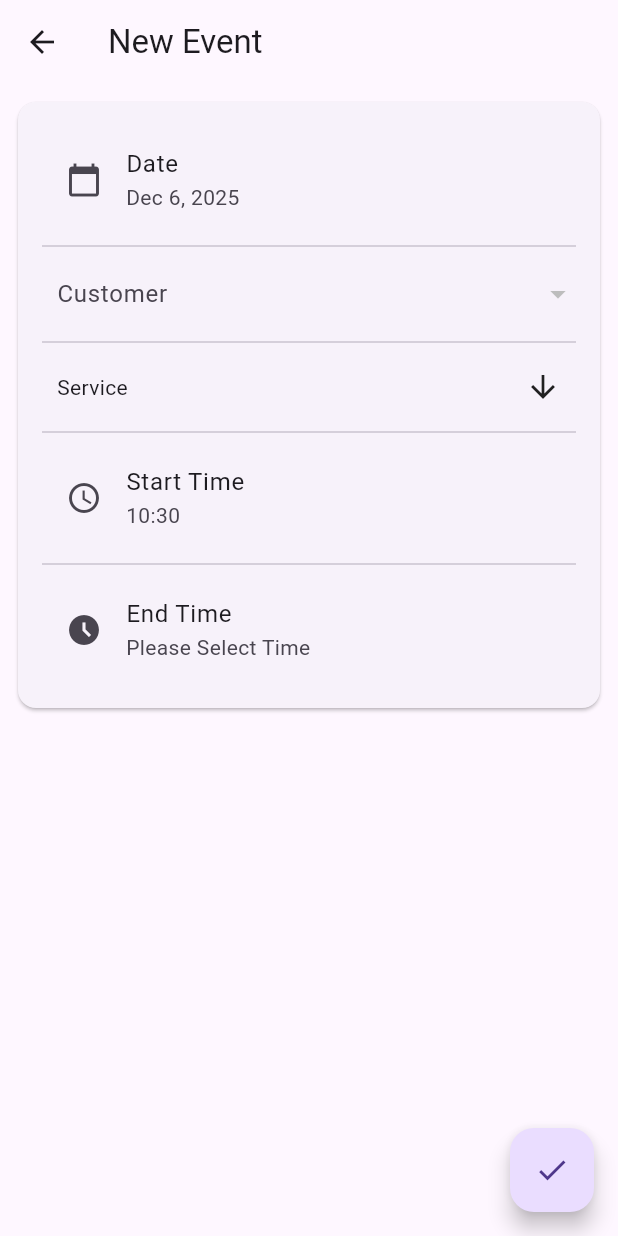
After one commit to mattpat48/ClientManager, a Flutter app: the screen it shows after launch, after a tap on the "add" icon, on a phone screen of 412 x 824 dp. The commit adds this screen. Run offline on Flutter 3.47's test engine with Material 3 defaults, Android fonts, the phone set to English and light mode, and no system bars; drawn by our look-alikes of multi_select_flutter; our stand-ins replace shared_preferences, table_calendar.

Commit message:
aggiunto slavataggio e creazione di eventi, modificati alcuni providers

```diff
--- a/lib/home_screen.dart
+++ b/lib/home_screen.dart
@@ -39,7 +39,7 @@ class _HomeScreenState extends State<HomeScreen> {
 			),
 			BottomNavigationBarItem(
 				icon: Icon(Icons.people),
-				label: AppLocalizations.of(context)!.clientsName,
+				label: AppLocalizations.of(context)!.customersName,
 			),
 			BottomNavigationBarItem(
 				icon: Icon(Icons.settings),
--- a/lib/l10n/app_en.arb
+++ b/lib/l10n/app_en.arb
@@ -2,12 +2,26 @@
     "helloWorld": "Hello World!",
 
     "calendarName": "Calendar",
-    "clientsName": "Clients",
+    "customersName": "Customers",
     "settingsName": "Settings",
 
-    "noClientsMessage": "No clients found. Add a new one!",
+    "noCustomersMessage": "No customers found. Add a new one!",
     "noPhoneNumberMessage": "No phone number",
-    "newClientNamePlacheholder": "New Client",
+    "newCustomerNamePlacheholder": "New Customer",
+
+    "customer": "Customer",
+    "pleaseSelectCustomer": "Please select a customer",
+
+    "service": "Service",
+    "pleaseSelectService": "Please select a service",
+
+    "date": "Date",
+    "pleaseSelectDate": "Please select a date",
+
+    "startTime": "Start Time",
+    "endTime": "End Time",
+    "pleaseSelectTime": "Please Select Time",
+    "endTimeAfterStartTimeError": "End time must be after start time!",
 
     "name": "Name",
     "surname": "Surname",
@@ -20,7 +34,7 @@
     "pleaseInsertPhoneNumber": "Please insert a phone number",
     "pleaseInsertEmail": "Please insert an email",
     "pleaseInsertAddress": "Please insert an address",
-    "removeClientConfirmation": "Do you really want to remove this client?",
+    "removeCustomerConfirmation": "Do you really want to remove this customer?",
 
     "appointments": "Appointments",
     "noAppointmentsMessage": "No appointments found. Add a new one!",
@@ -31,5 +45,7 @@
     "price": "Price",
     "time": "Time",
     "pleaseInsertPrice": "Please insert a price",
-    "removeServiceConfirmation": "Do you really want to remove this service?"
+    "removeServiceConfirmation": "Do you really want to remove this service?",
+
+    "newEventName": "New Event"
 }
--- a/lib/l10n/app_localizations.dart
+++ b/lib/l10n/app_localizations.dart
@@ -110,11 +110,11 @@ abstract class AppLocalizations {
   /// **'Calendar'**
   String get calendarName;
 
-  /// No description provided for @clientsName.
+  /// No description provided for @customersName.
   ///
   /// In en, this message translates to:
-  /// **'Clients'**
-  String get clientsName;
+  /// **'Customers'**
+  String get customersName;
 
   /// No description provided for @settingsName.
   ///
@@ -122,11 +122,11 @@ abstract class AppLocalizations {
   /// **'Settings'**
   String get settingsName;
 
-  /// No description provided for @noClientsMessage.
+  /// No description provided for @noCustomersMessage.
   ///
   /// In en, this message translates to:
-  /// **'No clients found. Add a new one!'**
-  String get noClientsMessage;
+  /// **'No customers found. Add a new one!'**
+  String get noCustomersMessage;
 
   /// No description provided for @noPhoneNumberMessage.
   ///
@@ -134,11 +134,71 @@ abstract class AppLocalizations {
   /// **'No phone number'**
   String get noPhoneNumberMessage;
 
-  /// No description provided for @newClientNamePlacheholder.
+  /// No description provided for @newCustomerNamePlacheholder.
   ///
   /// In en, this message translates to:
-  /// **'New Client'**
-  String get newClientNamePlacheholder;
+  /// **'New Customer'**
+  String get newCustomerNamePlacheholder;
+
+  /// No description provided for @customer.
+  ///
+  /// In en, this message translates to:
+  /// **'Customer'**
+  String get customer;
+
+  /// No description provided for @pleaseSelectCustomer.
+  ///
+  /// In en, this message translates to:
+  /// **'Please select a customer'**
+  String get pleaseSelectCustomer;
+
+  /// No description provided for @service.
+  ///
+  /// In en, this message translates to:
+  /// **'Service'**
+  String get service;
+
+  /// No description provided for @pleaseSelectService.
+  ///
+  /// In en, this message translates to:
+  /// **'Please select a service'**
+  String get pleaseSelectService;
+
+  /// No description provided for @date.
+  ///
+  /// In en, this message translates to:
+  /// **'Date'**
+  String get date;
+
+  /// No description provided for @pleaseSelectDate.
+  ///
+  /// In en, this message translates to:
+  /// **'Please select a date'**
+  String get pleaseSelectDate;
+
+  /// No description provided for @startTime.
+  ///
+  /// In en, this message translates to:
+  /// **'Start Time'**
+  String get startTime;
+
+  /// No description provided for @endTime.
+  ///
+  /// In en, this message translates to:
+  /// **'End Time'**
+  String get endTime;
+
+  /// No description provided for @pleaseSelectTime.
+  ///
+  /// In en, this message translates to:
+  /// **'Please Select Time'**
+  String get pleaseSelectTime;
+
+  /// No description provided for @endTimeAfterStartTimeError.
+  ///
+  /// In en, this message translates to:
+  /// **'End time must be after start time!'**
+  String get endTimeAfterStartTimeError;
 
   /// No description provided for @name.
   ///
@@ -200,11 +260,11 @@ abstract class AppLocalizations {
   /// **'Please insert an address'**
   String get pleaseInsertAddress;
 
-  /// No description provided for @removeClientConfirmation.
+  /// No description provided for @removeCustomerConfirmation.
   ///
   /// In en, this message translates to:
-  /// **'Do you really want to remove this client?'**
-  String get removeClientConfirmation;
+  /// **'Do you really want to remove this customer?'**
+  String get removeCustomerConfirmation;
 
   /// No description provided for @appointments.
   ///
@@ -259,6 +319,12 @@ abstract class AppLocalizations {
   /// In en, this message translates to:
   /// **'Do you really want to remove this service?'**
   String get removeServiceConfirmation;
+
+  /// No description provided for @newEventName.
+  ///
+  /// In en, this message translates to:
+  /// **'New Event'**
+  String get newEventName;
 }
 
 class _AppLocalizationsDelegate
--- a/lib/l10n/app_localizations_en.dart
+++ b/lib/l10n/app_localizations_en.dart
@@ -15,19 +15,49 @@ class AppLocalizationsEn extends AppLocalizations {
   String get calendarName => 'Calendar';
 
   @override
-  String get clientsName => 'Clients';
+  String get customersName => 'Customers';
 
   @override
   String get settingsName => 'Settings';
 
   @override
-  String get noClientsMessage => 'No clients found. Add a new one!';
+  String get noCustomersMessage => 'No customers found. Add a new one!';
 
   @override
   String get noPhoneNumberMessage => 'No phone number';
 
   @override
-  String get newClientNamePlacheholder => 'New Client';
+  String get newCustomerNamePlacheholder => 'New Customer';
+
+  @override
+  String get customer => 'Customer';
+
+  @override
+  String get pleaseSelectCustomer => 'Please select a customer';
+
+  @override
+  String get service => 'Service';
+
+  @override
+  String get pleaseSelectService => 'Please select a service';
+
+  @override
+  String get date => 'Date';
+
+  @override
+  String get pleaseSelectDate => 'Please select a date';
+
+  @override
+  String get startTime => 'Start Time';
+
+  @override
+  String get endTime => 'End Time';
+
+  @override
+  String get pleaseSelectTime => 'Please Select Time';
+
+  @override
+  String get endTimeAfterStartTimeError => 'End time must be after start time!';
 
   @override
   String get name => 'Name';
@@ -60,8 +90,8 @@ class AppLocalizationsEn extends AppLocalizations {
   String get pleaseInsertAddress => 'Please insert an address';
 
   @override
-  String get removeClientConfirmation =>
-      'Do you really want to remove this client?';
+  String get removeCustomerConfirmation =>
+      'Do you really want to remove this customer?';
 
   @override
   String get appointments => 'Appointments';
@@ -90,4 +120,7 @@ class AppLocalizationsEn extends AppLocalizations {
   @override
   String get removeServiceConfirmation =>
       'Do you really want to remove this service?';
+
+  @override
+  String get newEventName => 'New Event';
 }
--- a/lib/screens/calendar_screen.dart
+++ b/lib/screens/calendar_screen.dart
@@ -4,6 +4,7 @@ import '../src/providers/event.dart';
 import 'package:flutter/material.dart';
 import 'package:provider/provider.dart';
 import 'package:table_calendar/table_calendar.dart';
+import 'event_add_screen.dart';
 
 class CalendarScreen extends StatefulWidget {
   const CalendarScreen({super.key});
@@ -50,7 +51,15 @@ class _CalendarScreenState extends State<CalendarScreen> {
             _focusedDay = focusedDay; // update `_focusedDay` here as well
           });
         },
-      )
+
+
+      ),
+      floatingActionButton: FloatingActionButton(
+        onPressed: () => {
+          Navigator.of(context).push(MaterialPageRoute(builder: (context) => EventAddScreen(date: _selectedDay))),
+        },
+        child: const Icon(Icons.add),
+      ),
     );
   }
 }
--- a/lib/screens/client_screen.dart
+++ b/lib/screens/client_screen.dart
@@ -20,7 +20,7 @@ class _ClientScreenState extends State<ClientScreen> {
 		// Usiamo 'watch' per ascoltare i cambiamenti nell'EventProvider.
 		final eventProvider = context.watch<EventProvider>();
 		final clientEvents = eventProvider.events
-				.where((event) => event.userId == widget.client.id)
+				.where((event) => event.customerId == widget.client.id)
 				.toList();
 		return Scaffold(
 			appBar: AppBar(
--- /dev/null
+++ b/lib/screens/event_add_screen.dart
@@ -0,0 +1,253 @@
+import 'package:flutter/material.dart';
+import 'package:clientmanager/l10n/app_localizations.dart';
+import 'package:intl/intl.dart';
+import 'package:provider/provider.dart';
+import '../src/providers/client.dart';
+import '../src/providers/client_provider.dart';
+import '../src/providers/service.dart';
+import '../src/providers/service_provider.dart';
+import 'package:multi_select_flutter/multi_select_flutter.dart';
+import '../src/providers/event.dart';
+import '../src/providers/event_provider.dart';
+
+class EventAddScreen extends StatefulWidget {
+  final DateTime? date;
+
+  const EventAddScreen({super.key, required this.date});
+
+  @override
+  State<EventAddScreen> createState() => _EventAddScreenState();
+}
+
+class _EventAddScreenState extends State<EventAddScreen> {
+  final _formKey = GlobalKey<FormState>();
+  Client? _selectedClient;
+  List<Service> _selectedServices = [];
+  DateTime? _selectedDate;
+  TimeOfDay? _startTime = TimeOfDay.now();
+  TimeOfDay? _endTime;
+
+  @override
+  void initState() {
+    super.initState();
+    _selectedDate = widget.date;
+  }
+
+  String _formatTime(TimeOfDay time) {
+    return '${time.hour.toString().padLeft(2, '0')}:${time.minute.toString().padLeft(2, '0')}';
+  }
+
+  @override
+  Widget build(BuildContext context) {
+    final l10n = AppLocalizations.of(context)!;
+
+    return Scaffold(
+      appBar: AppBar(
+        title: Text(l10n.newEventName),
+      ),
+      floatingActionButton: FloatingActionButton(
+        onPressed: _saveEvent,
+        child: const Icon(Icons.check),
+      ),
+      body: Padding(
+        padding: const EdgeInsets.all(8.0),
+        child: Form(
+            key: _formKey,
+            child: ListView(
+              children: [
+                Card(
+                  child: Padding(
+                    padding: const EdgeInsets.all(16.0),
+                    child: Consumer2<ClientProvider, ServiceProvider>(
+                        builder: (context, clientProvider, serviceProvider, child) {
+                      return Column(
+                        mainAxisSize: MainAxisSize.min,
+                        children: [
+                          ListTile(
+                            leading: const Icon(Icons.calendar_today),
+                            title: Text(l10n.date),
+                            subtitle: Text(_selectedDate == null
+                                ? l10n.pleaseSelectDate
+                                : DateFormat.yMMMd().format(_selectedDate!)),
+                            onTap: () async {
+                              final pickedDate = await showDatePicker(
+                                context: context,
+                                initialDate: _selectedDate ?? DateTime.now(),
+                                firstDate: DateTime(2020),
+                                lastDate: DateTime(2050),
+                              );
+                              if (pickedDate != null) {
+                                setState(() {
+                                  _selectedDate = pickedDate;
+                                });
+                              }
+                            },
+                          ),
+                          const Divider(),
+                          DropdownButtonFormField<Client>(
+                            initialValue: _selectedClient,
+                            autovalidateMode: AutovalidateMode.onUserInteraction,
+                            decoration: InputDecoration(
+                                labelText: l10n.customer,
+                                border: InputBorder.none,
+                                contentPadding:
+                                    const EdgeInsets.symmetric(horizontal: 10.0)),
+                            items: clientProvider.clients.map((Client client) {
+                              return DropdownMenuItem<Client>(
+                                value: client,
+                                child: Text(client.name),
+                              );
+                            }).toList(),
+                            onChanged: (Client? newValue) {
+                              setState(() {
+                                _selectedClient = newValue;
+                              });
+                            },
+                            validator: (value) =>
+                                value == null ? l10n.pleaseSelectCustomer : null,
+                          ),
+                          const Divider(),
+                          MultiSelectDialogField<Service>(
+                            dialogHeight: MediaQuery.of(context).size.height * 0.4,
+                            autovalidateMode: AutovalidateMode.onUserInteraction,
+                            decoration:
+                                const BoxDecoration(border: Border(bottom: BorderSide.none)),
+                            items: serviceProvider.services
+                                .map((service) =>
+                                    MultiSelectItem<Service>(service, service.name))
+                                .toList(),
+                            title: Text(l10n.service),
+                            buttonText: Text(l10n.service),
+                            onConfirm: (values) {
+                              setState(() {
+                                _selectedServices = values;
+                              });
+                              _setEndTime();
+                            },
+                            validator: (values) =>
+                                (values == null || values.isEmpty)
+                                    ? l10n.pleaseSelectService
+                                    : null,
+                            chipDisplay: MultiSelectChipDisplay(
+                              onTap: (value) {
+                                setState(() {
+                                  _selectedServices.remove(value);
+                                });
+                              },
+                            ),
+                          ),
+                          const Divider(),
+                          ListTile(
+                            leading: const Icon(Icons.access_time),
+                            title: Text(l10n.startTime),
+                            subtitle: Text(_startTime == null
+                                ? l10n.pleaseSelectTime
+                                : _formatTime(_startTime!)),
+                            onTap: () => _pickTime(true),
+                          ),
+                          const Divider(),
+                          ListTile(
+                            leading: const Icon(Icons.access_time_filled),
+                            title: Text(l10n.endTime),
+                            subtitle: Text(_endTime == null
+                                ? l10n.pleaseSelectTime
+                                : _formatTime(_endTime!)),
+                            onTap: () => _pickTime(false),
+                            enabled: _startTime != null,
+                          ),
+                        ],
+                      );
+                    }),
+                  ),
+                ),
+              ],
+            )),
+      ),
+    );
+  }
+
+  Future<void> _pickTime(bool isStartTime) async {
+    final initialTime = isStartTime
+        ? (_startTime ?? TimeOfDay.now())
+        : (_endTime ?? _startTime ?? TimeOfDay.now());
+
+    final pickedTime = await showTimePicker(
+      context: context,
+      initialTime: initialTime,
+    );
+
+    if (pickedTime != null) {
+      setState(() {
+        if (isStartTime) {
+          _startTime = pickedTime;
+          // Opzionale: resetta l'ora di fine se è precedente a quella di inizio
+          if (_endTime != null &&
+              (pickedTime.hour > _endTime!.hour ||
+                  (pickedTime.hour == _endTime!.hour &&
+                      pickedTime.minute >= _endTime!.minute))) {
+            _endTime = null;
+          }
+          _setEndTime();
+        } else {
+          // Controllo per l'ora di fine
+          if (_startTime != null &&
+              (pickedTime.hour < _startTime!.hour ||
+                  (pickedTime.hour == _startTime!.hour &&
+                      pickedTime.minute <= _startTime!.minute))) {
+            ScaffoldMessenger.of(context).showSnackBar(
+              SnackBar(
+                  content: Text(AppLocalizations.of(context)!.endTimeAfterStartTimeError)),
+            );
+          } else {
+            _endTime = pickedTime;
+          }
+        }
+      });
+    }
+  }
+
+  void _saveEvent() {
+    final l10n = AppLocalizations.of(context)!;
+    if (_formKey.currentState!.validate() &&
+        _selectedDate != null &&
+        _startTime != null &&
+        _endTime != null) {
+      final eventProvider = context.read<EventProvider>();
+      final clientProvider = context.read<ClientProvider>();
+
+      // Ulteriore controllo di sicurezza sull'orario
+      if (_endTime!.hour < _startTime!.hour ||
+          (_endTime!.hour == _startTime!.hour &&
+              _endTime!.minute <= _startTime!.minute)) {
+        ScaffoldMessenger.of(context).showSnackBar(
+          SnackBar(content: Text(l10n.endTimeAfterStartTimeError)),
+        );
+        return;
+      }
+
+      final newEvent = Event(
+        id: DateTime.now().millisecondsSinceEpoch.toString(),
+        date: _selectedDate!,
+        startTime: _startTime!,
+        endTime: _endTime!,
+        customerId: _selectedClient!.id,
+        services: _selectedServices,
+      );
+
+      eventProvider.addEvent(newEvent);
+      _selectedClient!.appointments.add(newEvent.id);
+      clientProvider.updateClient(_selectedClient!);
+
+      Navigator.of(context).pop();
+    }
+  }
+
+  void _setEndTime() {
+    if (_selectedServices.isNotEmpty && _startTime != null) {
+      int totalMinutes = _selectedServices.fold(0, (sum, service) => sum + service.time.toInt());
+      DateTime startDateTime = DateTime(2000, 1, 1, _startTime!.hour, _startTime!.minute);
+      DateTime endDateTime = startDateTime.add(Duration(minutes: totalMinutes));
+      _endTime = TimeOfDay.fromDateTime(endDateTime);
+    }
+  }
+}
--- a/lib/screens/services_screen.dart
+++ b/lib/screens/services_screen.dart
@@ -72,6 +72,7 @@ class _ServicesScreenState extends State<ServicesScreen> {
         return Service(
           name: formResults[l10n.name]!,
           price: double.parse(formResults[l10n.price]!),
+          time: double.parse(formResults[l10n.time]!),
         );
       },
       addItemToProvider: (provider, item) => provider.addService(item),
--- a/lib/screens/settings_screen.dart
+++ b/lib/screens/settings_screen.dart
@@ -19,8 +19,8 @@ class SettingsScreen extends StatelessWidget {
               child: ListTile(
                 leading: const Icon(Icons.design_services),
                 title: Text(AppLocalizations.of(context)!.servicesName),
-                onTap: () {
-                  Navigator.of(context).push(MaterialPageRoute(builder: (context) => const ServicesScreen()));
+                onTap: () => {
+                  Navigator.of(context).push(MaterialPageRoute(builder: (context) => const ServicesScreen()))
                 },
               ),
             ),
--- a/lib/src/providers/client.dart
+++ b/lib/src/providers/client.dart
@@ -1,14 +1,18 @@
+import 'package:clientmanager/src/providers/event.dart';
+
 import '../json_storage_provider.dart';
 
 class Client implements JsonSerializable {
 	final String id;
 	final String name;
 	final String? phoneNumber;
+  List<String> appointments;
 
 	Client({
 		required this.id,
 		required this.name,
 		this.phoneNumber,
+    this.appointments = const [],
 	});
 
 	factory Client.fromJson(Map<String, dynamic> json) {
@@ -16,6 +20,7 @@ class Client implements JsonSerializable {
 			id: json['id'],
 			name: json['name'],
 			phoneNumber: json['phoneNumber'],
+      appointments: List<String>.from(json['appointments'] ?? []),
 		);
 	}
 
@@ -25,6 +30,7 @@ class Client implements JsonSerializable {
 			'id': id,
 			'name': name,
 			'phoneNumber': phoneNumber,
+      'appointments': appointments,
 		};
 	}
 }
--- a/lib/src/providers/client_provider.dart
+++ b/lib/src/providers/client_provider.dart
@@ -21,4 +21,9 @@ class ClientProvider extends JsonStorageProvider<Client> {
     items.removeWhere((client) => client.id == id);
     saveItems();
   }
+
+  void updateClient(Client client) {
+    // Non è necessario fare nulla qui se l'oggetto client è già stato modificato in memoria
+    saveItems();
+  }
 }
--- a/lib/src/providers/event.dart
+++ b/lib/src/providers/event.dart
@@ -1,17 +1,23 @@
+import 'package:flutter/material.dart';
+
 import 'service.dart';
 import '../json_storage_provider.dart';
 
 class Event implements JsonSerializable {
   final String id;
-  final String userId;
+  final String customerId;
   final DateTime date;
+  final TimeOfDay startTime;
+  final TimeOfDay endTime;
   final List<Service> services;
 
   Event({
     required this.id,
-    required this.userId,
+    required this.customerId,
     required this.date,
     required this.services,
+    required this.startTime,
+    required this.endTime,
   });
 
   factory Event.fromJson(Map<String, dynamic> json) {
@@ -21,9 +27,11 @@ class Event implements JsonSerializable {
 
     return Event(
       id: json['id'],
-      userId: json['userId'],
+      customerId: json['customerId'],
       date: DateTime.parse(json['date']),
       services: services,
+      startTime: TimeOfDay.fromDateTime(DateTime.parse(json['startTime'])),
+      endTime: TimeOfDay.fromDateTime(DateTime.parse(json['endTime'])),
     );
   }
 
@@ -31,13 +39,20 @@ class Event implements JsonSerializable {
   Map<String, dynamic> toJson() {
     return {
       'id': id,
-      'userId': userId,
+      'customerId': customerId,
       'date': date.toIso8601String(),
-      'services': services.map((service) => service.toJson()).toList(),
+      'startTime': DateTime(date.year, date.month, date.day, startTime.hour, startTime.minute).toIso8601String(),
+      'endTime': DateTime(date.year, date.month, date.day, endTime.hour, endTime.minute).toIso8601String(),
+      'services': services.map((s) => s.toJson()).toList(),
     };
   }
 
   @override
   String toString() => id;
 
+  Event copyWith({List<Service>? services}) {
+    return Event(
+        id: id, customerId: customerId, date: date, services: services ?? this.services, startTime: startTime, endTime: endTime);
+  }
+
 }
--- a/lib/src/providers/service.dart
+++ b/lib/src/providers/service.dart
@@ -3,16 +3,19 @@ import '../json_storage_provider.dart';
 class Service implements JsonSerializable {
   final String name;
   final double price;
+  final double time;
 
   Service({
     required this.name,
-    required this.price
+    required this.price,
+    required this.time,
   });
 
   factory Service.fromJson(Map<String, dynamic> json) {
     return Service(
       name: json['name'],
       price: json['price'],
+      time: json['time'],
     );
   }
 
@@ -21,6 +24,7 @@ class Service implements JsonSerializable {
     return {
       'name': name,
       'price': price,
+      'time': time,
     };
   }
 }
--- a/pubspec.yaml
+++ b/pubspec.yaml
@@ -15,6 +15,7 @@ dependencies:
   provider: ^6.1.4
   shared_preferences: ^2.1.1
   table_calendar: ^3.2.0
+  multi_select_flutter: ^4.1.3
 
 dev_dependencies:
   flutter_test:
```
Also changed, not shown: lib/l10n/app_it.arb (+21 -5 lines), lib/l10n/app_localizations_it.dart (+38 -4 lines), lib/screens/clients_screen.dart (+4 -4 lines), pubspec.lock.
